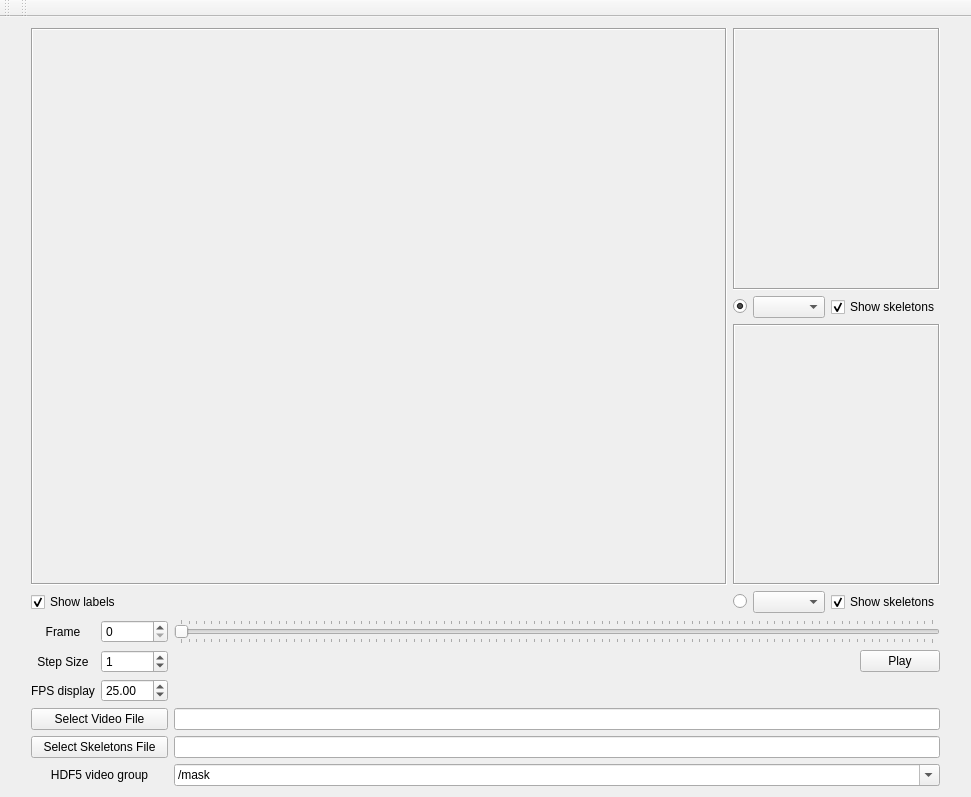
Above: work_on_progress/GUI_test/HDF5videoviewer/QtCreatorFiles/imageviewer.ui from ver228/tierpsy-tracker before the change. Below: the same form after it.
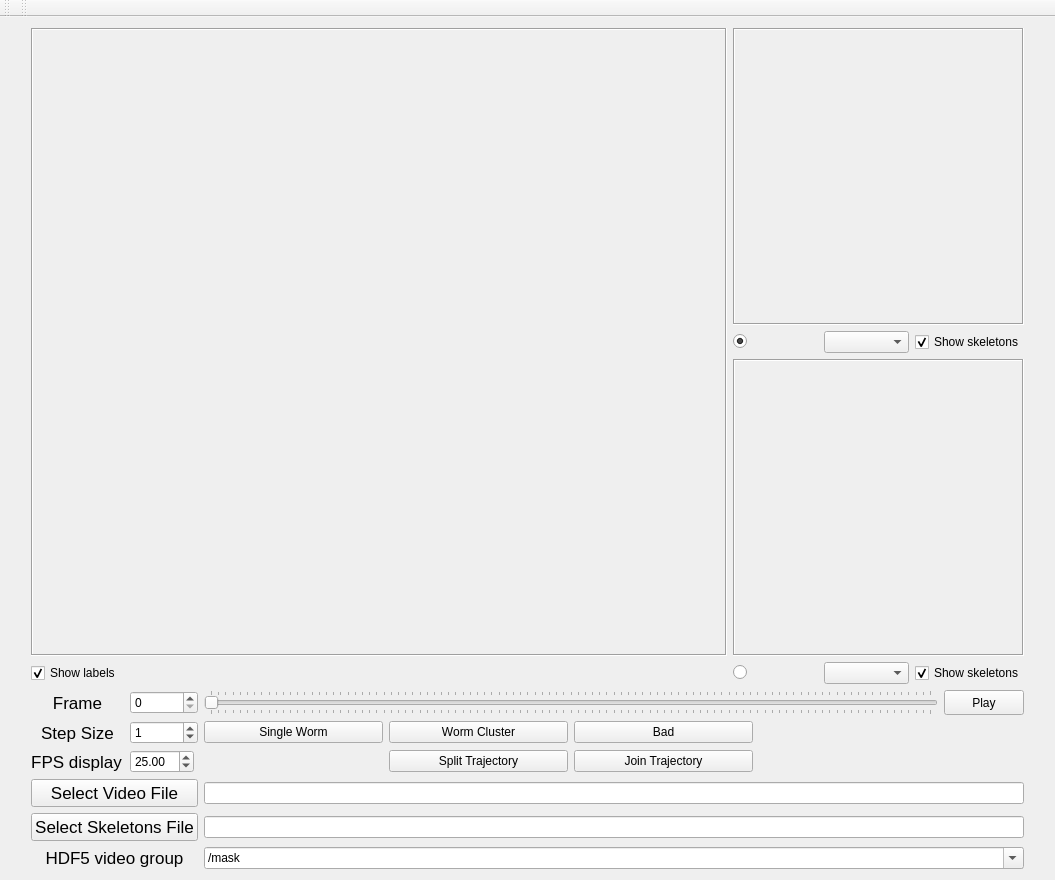
That is the form after the change.

Patch:
```diff
--- a/work_on_progress/GUI_test/HDF5videoviewer/QtCreatorFiles/imageviewer.ui
+++ b/work_on_progress/GUI_test/HDF5videoviewer/QtCreatorFiles/imageviewer.ui
@@ -6,10 +6,16 @@
    <rect>
     <x>0</x>
     <y>0</y>
-    <width>936</width>
-    <height>797</height>
+    <width>1055</width>
+    <height>880</height>
    </rect>
   </property>
+  <property name="sizePolicy">
+   <sizepolicy hsizetype="Preferred" vsizetype="Fixed">
+    <horstretch>0</horstretch>
+    <verstretch>0</verstretch>
+   </sizepolicy>
+  </property>
   <property name="windowTitle">
    <string>ImageViewer</string>
   </property>
@@ -172,11 +178,67 @@
     </item>
     <item row="1" column="1">
      <layout class="QGridLayout" name="gridLayout">
+      <item row="2" column="7">
+       <spacer name="horizontalSpacer">
+        <property name="orientation">
+         <enum>Qt::Horizontal</enum>
+        </property>
+        <property name="sizeType">
+         <enum>QSizePolicy::Maximum</enum>
+        </property>
+        <property name="sizeHint" stdset="0">
+         <size>
+          <width>40</width>
+          <height>20</height>
+         </size>
+        </property>
+       </spacer>
+      </item>
+      <item row="0" column="3" colspan="4">
+       <widget class="QSlider" name="imageSlider">
+        <property name="cursor">
+         <cursorShape>OpenHandCursor</cursorShape>
+        </property>
+        <property name="mouseTracking">
+         <bool>true</bool>
+        </property>
+        <property name="autoFillBackground">
+         <bool>false</bool>
+        </property>
+        <property name="maximum">
+         <number>100</number>
+        </property>
+        <property name="orientation">
+         <enum>Qt::Horizontal</enum>
+        </property>
+        <property name="invertedAppearance">
+         <bool>false</bool>
+        </property>
+        <property name="invertedControls">
+         <bool>false</bool>
+        </property>
+        <property name="tickPosition">
+         <enum>QSlider::TicksBothSides</enum>
+        </property>
+       </widget>
+      </item>
+      <item row="2" column="4">
+       <widget class="QPushButton" name="pushButton_split">
+        <property name="text">
+         <string>Split Trajectory</string>
+        </property>
+       </widget>
+      </item>
       <item row="0" column="1">
        <widget class="QSpinBox" name="spinBox_frame"/>
       </item>
       <item row="0" column="0">
        <widget class="QLabel" name="label_frame">
+        <property name="font">
+         <font>
+          <pointsize>13</pointsize>
+         </font>
+        </property>
         <property name="text">
          <string>Frame</string>
         </property>
@@ -187,6 +249,17 @@
       </item>
       <item row="3" column="0" colspan="2">
        <widget class="QPushButton" name="pushButton_video">
+        <property name="sizePolicy">
+         <sizepolicy hsizetype="Expanding" vsizetype="Fixed">
+          <horstretch>0</horstretch>
+          <verstretch>0</verstretch>
+         </sizepolicy>
+        </property>
+        <property name="font">
+         <font>
+          <pointsize>13</pointsize>
+         </font>
+        </property>
         <property name="text">
          <string>Select Video File</string>
         </property>
@@ -194,6 +267,17 @@
       </item>
       <item row="4" column="0" colspan="2">
        <widget class="QPushButton" name="pushButton_skel">
+        <property name="sizePolicy">
+         <sizepolicy hsizetype="Expanding" vsizetype="Fixed">
+          <horstretch>0</horstretch>
+          <verstretch>0</verstretch>
+         </sizepolicy>
+        </property>
+        <property name="font">
+         <font>
+          <pointsize>13</pointsize>
+         </font>
+        </property>
         <property name="text">
          <string>Select Skeletons File</string>
         </property>
@@ -201,6 +285,17 @@
       </item>
       <item row="2" column="0">
        <widget class="QLabel" name="label_fps">
+        <property name="sizePolicy">
+         <sizepolicy hsizetype="Maximum" vsizetype="Preferred">
+          <horstretch>0</horstretch>
+          <verstretch>0</verstretch>
+         </sizepolicy>
+        </property>
+        <property name="font">
+         <font>
+          <pointsize>13</pointsize>
+         </font>
+        </property>
         <property name="text">
          <string>FPS display</string>
         </property>
@@ -211,6 +306,11 @@
       </item>
       <item row="1" column="0">
        <widget class="QLabel" name="label_step">
+        <property name="font">
+         <font>
+          <pointsize>13</pointsize>
+         </font>
+        </property>
         <property name="text">
          <string>Step Size</string>
         </property>
@@ -221,6 +321,12 @@
       </item>
       <item row="2" column="1">
        <widget class="QDoubleSpinBox" name="doubleSpinBox_fps">
+        <property name="sizePolicy">
+         <sizepolicy hsizetype="Maximum" vsizetype="Fixed">
+          <horstretch>0</horstretch>
+          <verstretch>0</verstretch>
+         </sizepolicy>
+        </property>
         <property name="maximum">
          <double>100.000000000000000</double>
         </property>
@@ -241,6 +347,17 @@
       </item>
       <item row="5" column="0" colspan="2">
        <widget class="QLabel" name="label">
+        <property name="sizePolicy">
+         <sizepolicy hsizetype="Expanding" vsizetype="Preferred">
+          <horstretch>0</horstretch>
+          <verstretch>0</verstretch>
+         </sizepolicy>
+        </property>
+        <property name="font">
+         <font>
+          <pointsize>13</pointsize>
+         </font>
+        </property>
         <property name="text">
          <string>HDF5 video group</string>
         </property>
@@ -249,68 +366,17 @@
         </property>
        </widget>
       </item>
-      <item row="3" column="3" colspan="2">
+      <item row="3" column="3" colspan="5">
        <widget class="QLineEdit" name="lineEdit_video">
         <property name="text">
          <string/>
         </property>
        </widget>
       </item>
-      <item row="4" column="3" colspan="2">
+      <item row="4" column="3" colspan="5">
        <widget class="QLineEdit" name="lineEdit_skel"/>
       </item>
-      <item row="1" column="3">
-       <spacer name="horizontalSpacer">
-        <property name="orientation">
-         <enum>Qt::Horizontal</enum>
-        </property>
-        <property name="sizeHint" stdset="0">
-         <size>
-          <width>40</width>
-          <height>20</height>
-         </size>
-        </property>
-       </spacer>
-      </item>
-      <item row="1" column="4">
-       <widget class="QPushButton" name="playButton">
-        <property name="text">
-         <string>Play</string>
-        </property>
-        <property name="checkable">
-         <bool>false</bool>
-        </property>
-       </widget>
-      </item>
-      <item row="0" column="3" colspan="2">
-       <widget class="QSlider" name="imageSlider">
-        <property name="cursor">
-         <cursorShape>OpenHandCursor</cursorShape>
-        </property>
-        <property name="mouseTracking">
-         <bool>true</bool>
-        </property>
-        <property name="autoFillBackground">
-         <bool>false</bool>
-        </property>
-        <property name="maximum">
-         <number>100</number>
-        </property>
-        <property name="orientation">
-         <enum>Qt::Horizontal</enum>
-        </property>
-        <property name="invertedAppearance">
-         <bool>false</bool>
-        </property>
-        <property name="invertedControls">
-         <bool>false</bool>
-        </property>
-        <property name="tickPosition">
-         <enum>QSlider::TicksBothSides</enum>
-        </property>
-       </widget>
-      </item>
-      <item row="5" column="3" colspan="2">
+      <item row="5" column="3" colspan="5">
        <widget class="QComboBox" name="comboBox_h5path">
         <property name="editable">
          <bool>true</bool>
@@ -327,6 +393,50 @@
         </item>
        </widget>
       </item>
+      <item row="2" column="5">
+       <widget class="QPushButton" name="pushButton_join">
+        <property name="text">
+         <string>Join Trajectory</string>
+        </property>
+       </widget>
+      </item>
+      <item row="0" column="7">
+       <widget class="QPushButton" name="playButton">
+        <property name="sizePolicy">
+         <sizepolicy hsizetype="Minimum" vsizetype="Minimum">
+          <horstretch>0</horstretch>
+          <verstretch>0</verstretch>
+         </sizepolicy>
+        </property>
+        <property name="text">
+         <string>Play</string>
+        </property>
+        <property name="checkable">
+         <bool>false</bool>
+        </property>
+       </widget>
+      </item>
+      <item row="1" column="3">
+       <widget class="QPushButton" name="pushButton_worm">
+        <property name="text">
+         <string>Single Worm</string>
+        </property>
+       </widget>
+      </item>
+      <item row="1" column="4">
+       <widget class="QPushButton" name="pushButton_wormS">
+        <property name="text">
+         <string>Worm Cluster</string>
+        </property>
+       </widget>
+      </item>
+      <item row="1" column="5">
+       <widget class="QPushButton" name="pushButton_bad">
+        <property name="text">
+         <string>Bad</string>
+        </property>
+       </widget>
+      </item>
      </layout>
     </item>
     <item row="0" column="0">
```
Left out of the diff: 67 changed lines with no effect on the pictures.
